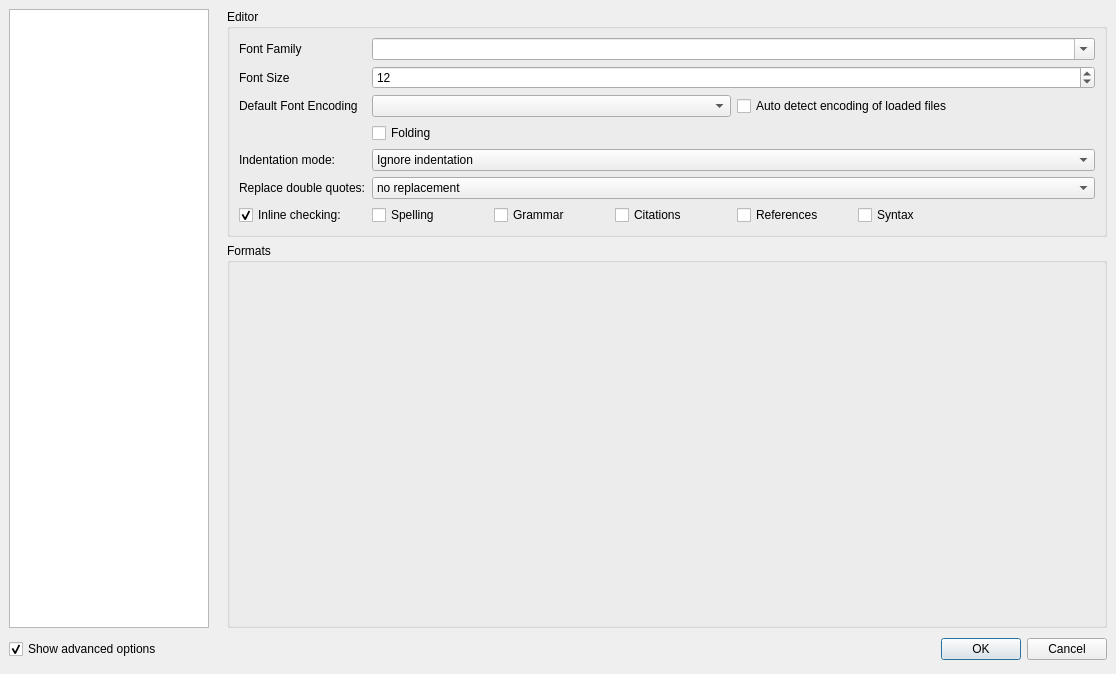
Qt form configdialog.ui (svn2github/texstudio-trunk) before a commit.
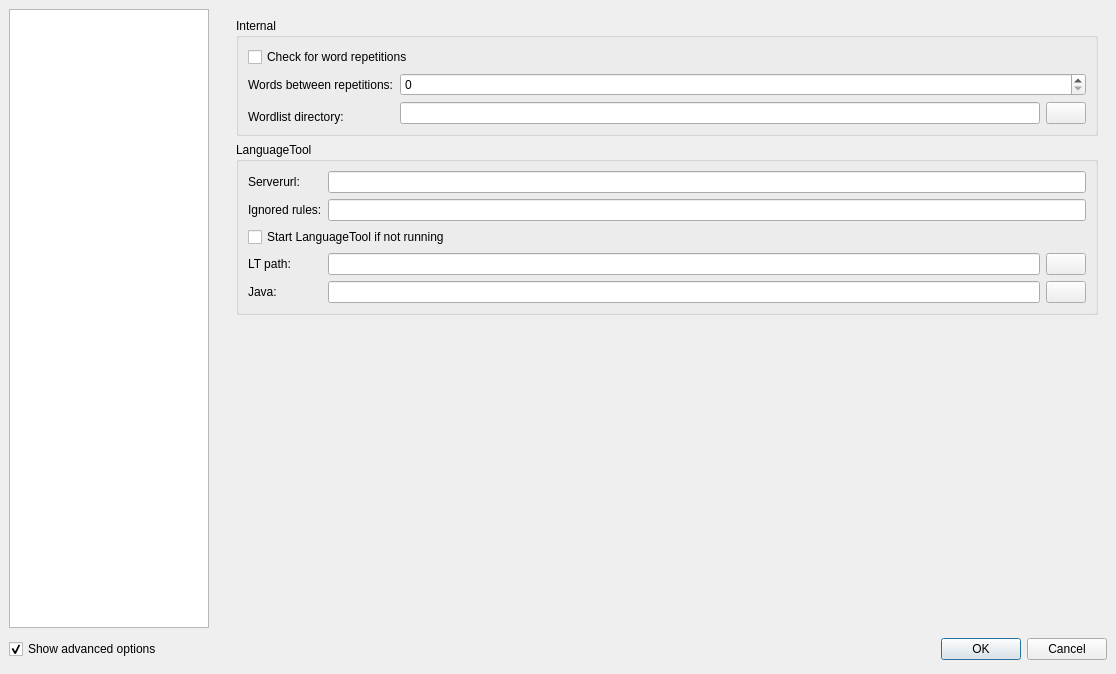
The same form after that commit. Icons and pictures are not drawn.

Commit message: grammar checker config

The edit to the form file:
```diff
--- a/configdialog.ui
+++ b/configdialog.ui
@@ -134,7 +134,7 @@
       </size>
      </property>
      <property name="currentIndex">
-      <number>6</number>
+      <number>10</number>
      </property>
      <widget class="QWidget" name="pageGeneral">
       <layout class="QVBoxLayout">
@@ -1969,6 +1969,166 @@
        </item>
       </layout>
      </widget>
+     <widget class="QWidget" name="page">
+      <layout class="QVBoxLayout" name="verticalLayout_6">
+       <item>
+        <widget class="QGroupBox" name="groupBox_13">
+         <property name="title">
+          <string>Internal</string>
+         </property>
+         <layout class="QGridLayout" name="gridLayout_8">
+          <item row="0" column="0" colspan="3">
+           <widget class="QCheckBox" name="checkBoxGrammarRepetitionCheck">
+            <property name="text">
+             <string>Check for word repetitions</string>
+            </property>
+           </widget>
+          </item>
+          <item row="1" column="0">
+           <widget class="QLabel" name="label_47">
+            <property name="text">
+             <string>Words between repetitions:</string>
+            </property>
+           </widget>
+          </item>
+          <item row="1" column="1" colspan="2">
+           <widget class="QSpinBox" name="spinBoxGrammarRepetitionDistance"/>
+          </item>
+          <item row="2" column="2" rowspan="2">
+           <widget class="QPushButton" name="pushButtonGrammarWordlists">
+            <property name="sizePolicy">
+             <sizepolicy hsizetype="Maximum" vsizetype="Fixed">
+              <horstretch>0</horstretch>
+              <verstretch>0</verstretch>
+             </sizepolicy>
+            </property>
+            <property name="text">
+             <string/>
+            </property>
+            <property name="icon">
+             <iconset resource="texstudio.qrc">
+              <normaloff>:/classic/images/classic/fileopen.png</normaloff>:/classic/images/classic/fileopen.png</iconset>
+            </property>
+           </widget>
+          </item>
+          <item row="3" column="0">
+           <widget class="QLabel" name="label_48">
+            <property name="text">
+             <string>Wordlist directory:</string>
+            </property>
+           </widget>
+          </item>
+          <item row="2" column="1" rowspan="2">
+           <widget class="QLineEdit" name="lineEditGrammarWordlists"/>
+          </item>
+         </layout>
+        </widget>
+       </item>
+       <item>
+        <widget class="QGroupBox" name="groupBox_14">
+         <property name="title">
+          <string>LanguageTool</string>
+         </property>
+         <layout class="QGridLayout" name="gridLayout_7">
+          <item row="0" column="0">
+           <widget class="QLabel" name="label_44">
+            <property name="text">
+             <string>Serverurl: </string>
+            </property>
+           </widget>
+          </item>
+          <item row="0" column="1" colspan="2">
+           <widget class="QLineEdit" name="lineEditGrammarLTUrl"/>
+          </item>
+          <item row="3" column="0" colspan="3">
+           <widget class="QCheckBox" name="checkBoxGrammarLTAutorun">
+            <property name="text">
+             <string>Start LanguageTool if not running</string>
+            </property>
+           </widget>
+          </item>
+          <item row="4" column="0">
+           <widget class="QLabel" name="label_45">
+            <property name="text">
+             <string>LT path:</string>
+            </property>
+           </widget>
+          </item>
+          <item row="4" column="1">
+           <widget class="QLineEdit" name="lineEditGrammarLTPath"/>
+          </item>
+          <item row="4" column="2">
+           <widget class="QPushButton" name="pushButtonGrammarLTPath">
+            <property name="sizePolicy">
+             <sizepolicy hsizetype="Maximum" vsizetype="Fixed">
+              <horstretch>0</horstretch>
+              <verstretch>0</verstretch>
+             </sizepolicy>
+            </property>
+            <property name="text">
+             <string/>
+            </property>
+            <property name="icon">
+             <iconset resource="texstudio.qrc">
+              <normaloff>:/classic/images/classic/fileopen.png</normaloff>:/classic/images/classic/fileopen.png</iconset>
+            </property>
+           </widget>
+          </item>
+          <item row="1" column="0">
+           <widget class="QLabel" name="label_46">
+            <property name="text">
+             <string>Ignored rules:</string>
+            </property>
+           </widget>
+          </item>
+          <item row="1" column="1" colspan="2">
+           <widget class="QLineEdit" name="lineEditGrammarLTIgnoredRules"/>
+          </item>
+          <item row="5" column="0">
+           <widget class="QLabel" name="label_49">
+            <property name="text">
+             <string>Java:</string>
+            </property>
+           </widget>
+          </item>
+          <item row="5" column="1">
+           <widget class="QLineEdit" name="lineEditGrammarLTJava"/>
+          </item>
+          <item row="5" column="2">
+           <widget class="QPushButton" name="pushButtonGrammarLTJava">
+            <property name="sizePolicy">
+             <sizepolicy hsizetype="Maximum" vsizetype="Fixed">
+              <horstretch>0</horstretch>
+              <verstretch>0</verstretch>
+             </sizepolicy>
+            </property>
+            <property name="text">
+             <string/>
+            </property>
+            <property name="icon">
+             <iconset resource="texstudio.qrc">
+              <normaloff>:/classic/images/classic/fileopen.png</normaloff>:/classic/images/classic/fileopen.png</iconset>
+            </property>
+           </widget>
+          </item>
+         </layout>
+        </widget>
+       </item>
+       <item>
+        <spacer name="verticalSpacer_4">
+         <property name="orientation">
+          <enum>Qt::Vertical</enum>
+         </property>
+         <property name="sizeHint" stdset="0">
+          <size>
+           <width>20</width>
+           <height>40</height>
+          </size>
+         </property>
+        </spacer>
+       </item>
+      </layout>
+     </widget>
      <widget class="QWidget" name="pagePreview">
       <layout class="QVBoxLayout" name="verticalLayout_3">
        <property name="margin">
```
The commit also changes 7 other files.
